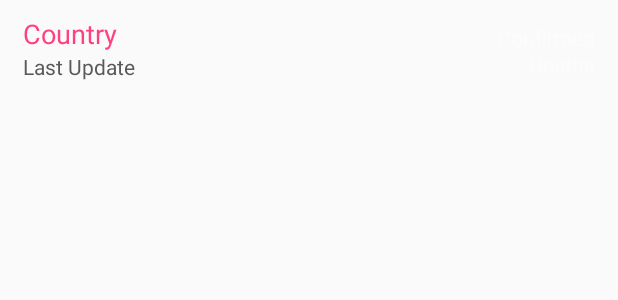
After one commit to linaskitm/JAVA-android-corona-app, an Android app: the layout container_corona.xml on its own in the app's theme, with its tools: preview values and no code run, on a phone screen of 412 x 824 dp. The commit adds this screen. Shown: the top 300 px of the screen. Run offline under Robolectric (Android 15) with nearby library versions, the phone set to English and light mode, and no system bars; network calls fail.

Commit message:
Try add search possibility but does work app correctly, after login app stop working

```diff
--- a/app/build.gradle
+++ b/app/build.gradle
@@ -26,6 +26,7 @@ dependencies {
     implementation fileTree(dir: "libs", include: ["*.jar"])
     implementation 'androidx.appcompat:appcompat:1.2.0'
     implementation 'androidx.constraintlayout:constraintlayout:2.0.2'
+    implementation 'androidx.recyclerview:recyclerview:1.1.0'
     testImplementation 'junit:junit:4.12'
     androidTestImplementation 'androidx.test.ext:junit:1.1.2'
     androidTestImplementation 'androidx.test.espresso:espresso-core:3.3.0'
--- /dev/null
+++ b/app/src/main/res/layout/container_corona.xml
@@ -0,0 +1,52 @@
+<?xml version="1.0" encoding="utf-8"?>
+<RelativeLayout xmlns:android="http://schemas.android.com/apk/res/android"
+    android:layout_width="match_parent"
+    android:layout_height="wrap_content"
+    android:clickable="true"
+    android:orientation="horizontal"
+    android:padding="10dp">
+
+    <TextView
+        android:id="@+id/textKeyId"
+        android:layout_width="wrap_content"
+        android:layout_height="wrap_content"
+        android:layout_marginLeft="5dp"
+        android:text="Country"
+        android:textAppearance="?android:attr/textAppearanceMedium"
+        android:textColor="@color/colorAccent" />
+
+    <TextView
+        android:id="@+id/textConfirmed"
+        android:layout_width="wrap_content"
+        android:layout_height="wrap_content"
+        android:layout_alignParentRight="true"
+        android:layout_marginLeft="5dp"
+        android:layout_marginTop="5dp"
+        android:layout_marginRight="5dp"
+        android:text="Confirmed"
+        android:textAppearance="?android:attr/textAppearanceSmall"
+        android:textColor="@color/colorWhite" />
+
+    <TextView
+        android:id="@+id/textDeaths"
+        android:layout_width="wrap_content"
+        android:layout_height="wrap_content"
+        android:layout_alignParentRight="true"
+        android:layout_marginLeft="5dp"
+        android:layout_marginTop="23dp"
+        android:layout_marginRight="5dp"
+        android:text="Deaths"
+        android:textAppearance="?android:attr/textAppearanceSmall"
+        android:textColor="@color/colorWhite" />
+
+    <TextView
+        android:id="@+id/textLastUpdate"
+        android:layout_width="wrap_content"
+        android:layout_height="wrap_content"
+        android:layout_below="@id/textKeyId"
+        android:layout_marginLeft="5dp"
+        android:text="Last Update"
+        android:textAppearance="?android:attr/textAppearanceSmall"
+        android:textColor="@color/colorGrey" />
+
+</RelativeLayout>
--- a/app/src/main/res/values/colors.xml
+++ b/app/src/main/res/values/colors.xml
@@ -8,4 +8,5 @@
 
     <color name="colorLightPink">#9E7EDE</color>
     <color name="colorWhite">#fcfcfc</color>
+    <color name="colorGrey">#57595A</color>
 </resources>
--- a/app/src/main/res/values/strings.xml
+++ b/app/src/main/res/values/strings.xml
@@ -13,5 +13,7 @@
     <string name="new_user">Created New User</string>
     <string name="search_loading_data">Please wait for covid data to be displayed</string>
     <string name="search_error_reading_data">Couldnt read data from API. For more information: </string>
+    <string name="search_no_results">No search results found for query: </string>
+    <string name="search_found_entries_from_api">Found total number of corona entries: </string>
 
 </resources>
--- /dev/null
+++ b/app/src/main/res/xml/searchable.xml
@@ -0,0 +1,6 @@
+<?xml version="1.0" encoding="utf-8"?>
+<searchable xmlns:android="http://schemas.android.com/apk/res/android"
+    xmlns:tools="http://schemas.android.com/tools"
+    android:hint="Search..."
+    android:label="@string/app_name"
+    tools:ignore="MissingDefaultResource" />
```
Also changed, not shown: app/src/main/AndroidManifest.xml (+20 -2 lines), app/src/main/java/com/corona/coronazp20t/Adapter.java (added, +77 -0 lines), app/src/main/java/com/corona/coronazp20t/Corona.java (added, +68 -0 lines), app/src/main/java/com/corona/coronazp20t/JSON.java (+41 -0 lines), app/src/main/java/com/corona/coronazp20t/SearchActivity.java (+109 -24 lines), app/src/main/res/layout/activity_search.xml (+11 -5 lines), app/src/main/res/menu/search.xml (added, +11 -0 lines).
